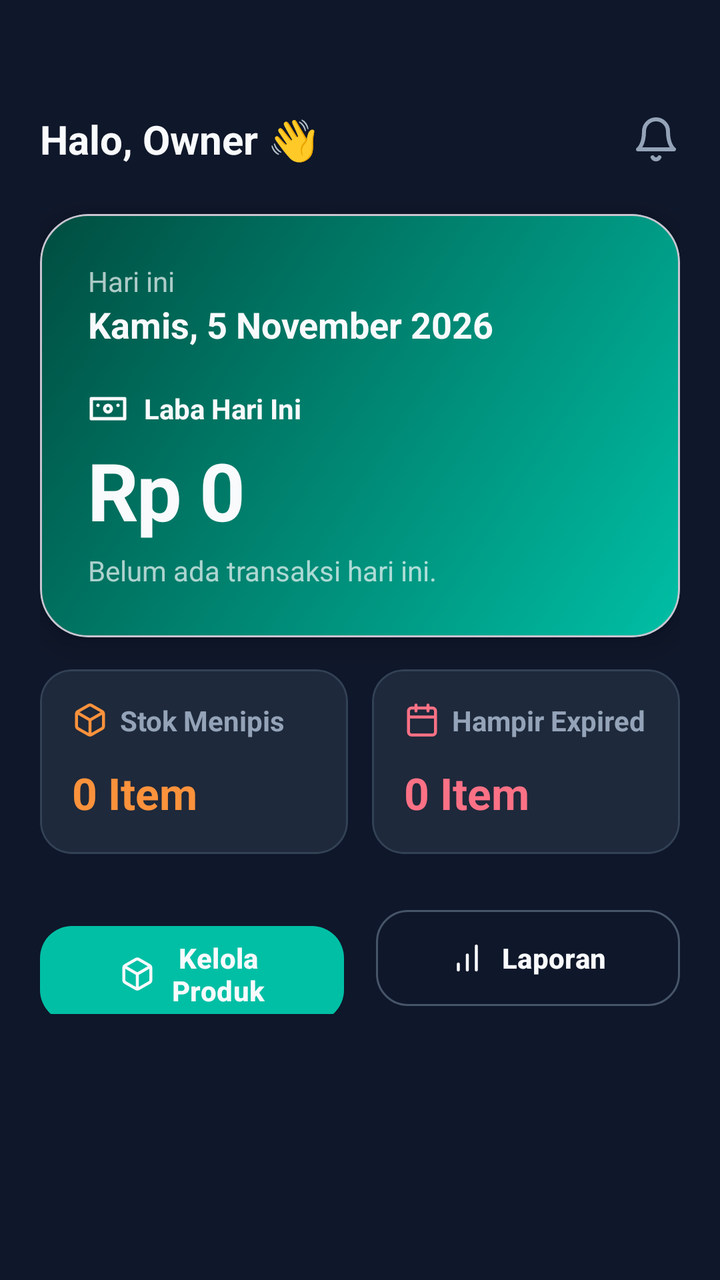
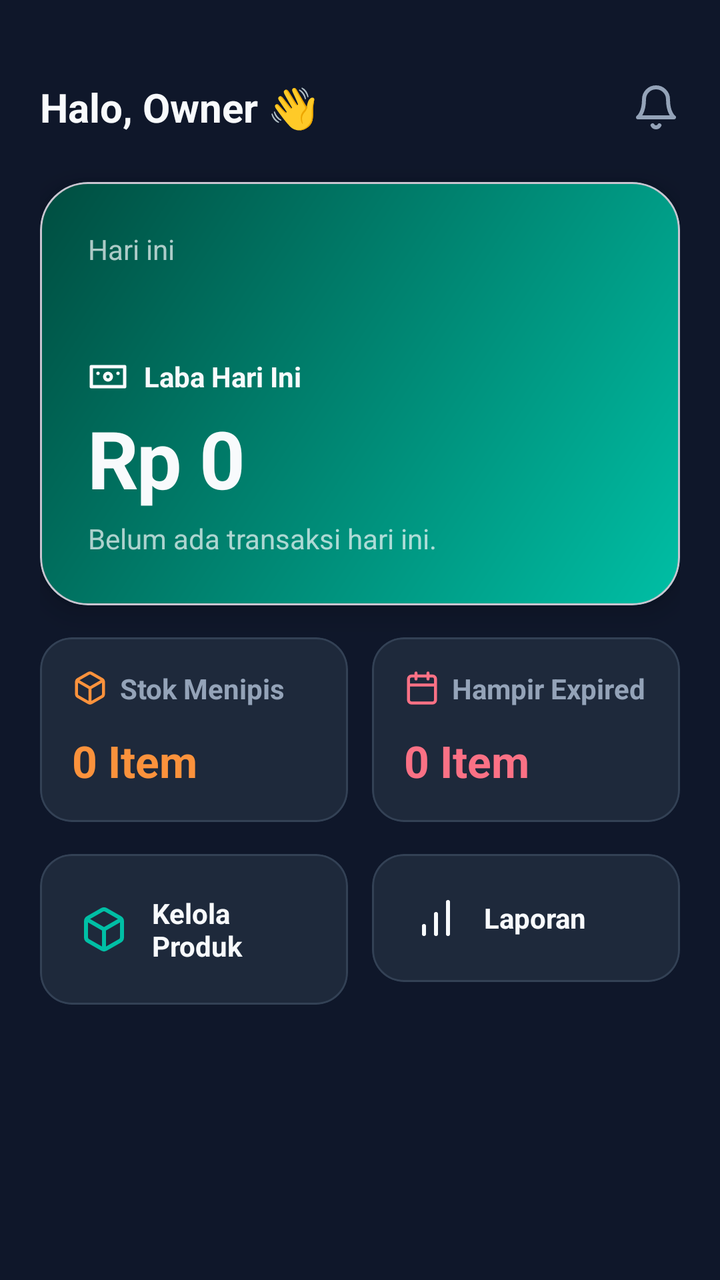

Screens rendered from an Android XML layout before and after an edit, with the pre-edit source and the edit as a unified diff.
<!-- AndroidManifest.xml: application theme Theme.Material3.DayNight.NoActionBar -->
<!-- res/layout/activity_dashboard.xml -->
<?xml version="1.0" encoding="utf-8"?>
<ScrollView xmlns:android="http://schemas.android.com/apk/res/android"
    xmlns:app="http://schemas.android.com/apk/res-auto"
    android:layout_width="match_parent"
    android:layout_height="match_parent"
    android:background="@color/dw_bg"
    android:fillViewport="true">

    <LinearLayout
        android:layout_width="match_parent"
        android:layout_height="wrap_content"
        android:orientation="vertical"
        android:paddingHorizontal="20dp"
        android:paddingTop="24dp"
        android:paddingBottom="24dp">

        
        <androidx.constraintlayout.widget.ConstraintLayout
            android:layout_width="match_parent"
            android:layout_height="wrap_content"
            android:layout_marginTop="32dp"
            android:layout_marginBottom="24dp">

            
            <TextView
                android:id="@+id/tvGreeting"
                style="@style/Text.Header"
                android:layout_width="wrap_content"
                android:layout_height="wrap_content"
                android:text="Halo, Owner 👋"
                app:layout_constraintBottom_toBottomOf="parent"
                app:layout_constraintStart_toStartOf="parent"
                app:layout_constraintTop_toTopOf="parent" />

            <ImageView
                android:layout_width="24dp"
                android:layout_height="24dp"
                android:src="@drawable/ic_lucide_bell"
                app:layout_constraintBottom_toBottomOf="@id/tvGreeting"
                app:layout_constraintEnd_toEndOf="parent"
                app:layout_constraintTop_toTopOf="@id/tvGreeting" />

        </androidx.constraintlayout.widget.ConstraintLayout>

        
        <com.google.android.material.card.MaterialCardView
            android:layout_width="match_parent"
            android:layout_height="wrap_content"
            app:cardBackgroundColor="@android:color/transparent"
            app:cardCornerRadius="24dp"
            app:cardElevation="8dp">

            <LinearLayout
                android:layout_width="match_parent"
                android:layout_height="wrap_content"
                android:background="@drawable/bg_hero_gradient"
                android:orientation="vertical"
                android:padding="24dp">

                <TextView
                    style="@style/Text.Body"
                    android:layout_width="wrap_content"
                    android:layout_height="wrap_content"
                    android:text="Hari ini"
                    android:alpha="0.7" />

                <TextView
                    android:id="@+id/tvDate"
                    style="@style/Text.Header"
                    android:layout_width="wrap_content"
                    android:layout_height="wrap_content"
                    android:textSize="18sp"
                    android:text="Kamis, 5 November 2026"
                    android:layout_marginBottom="20dp" />

                <LinearLayout
                    android:layout_width="wrap_content"
                    android:layout_height="wrap_content"
                    android:orientation="horizontal"
                    android:gravity="center_vertical">
                    
                    <ImageView
                        android:layout_width="20dp"
                        android:layout_height="20dp"
                        android:src="@drawable/ic_lucide_wallet"
                        app:tint="@color/dw_text_primary"
                        android:layout_marginEnd="8dp" />

                    <TextView
                        style="@style/Text.Label"
                        android:layout_width="wrap_content"
                        android:layout_height="wrap_content"
                        android:textColor="@color/dw_text_primary"
                        android:text="Laba Hari Ini" />
                </LinearLayout>

                
                <TextView
                    android:id="@+id/tvProfit"
                    style="@style/Text.Display"
                    android:layout_width="wrap_content"
                    android:layout_height="wrap_content"
                    android:text="Rp 0"
                    android:layout_marginTop="4dp" />

                <TextView
                    android:id="@+id/tvSubInfo"
                    style="@style/Text.Body"
                    android:layout_width="wrap_content"
                    android:layout_height="wrap_content"
                    android:alpha="0.7"
                    android:text="Belum ada transaksi hari ini."
                    android:layout_marginTop="4dp" />

            </LinearLayout>
        </com.google.android.material.card.MaterialCardView>

        
        <GridLayout
            android:layout_width="match_parent"
            android:layout_height="wrap_content"
            android:columnCount="2"
            android:layout_marginTop="16dp">

            <com.google.android.material.card.MaterialCardView
                android:layout_width="0dp"
                android:layout_height="wrap_content"
                android:layout_columnWeight="1"
                android:layout_marginEnd="6dp"
                app:cardBackgroundColor="@color/dw_surface"
                app:cardCornerRadius="16dp"
                app:cardElevation="0dp"
                app:strokeColor="#334155" app:strokeWidth="1dp">
                <LinearLayout
                    android:layout_width="match_parent"
                    android:layout_height="wrap_content"
                    android:orientation="vertical"
                    android:padding="16dp">
                    <LinearLayout
                        android:layout_width="wrap_content"
                        android:layout_height="wrap_content"
                        android:orientation="horizontal" android:gravity="center_vertical">
                        <ImageView android:layout_width="18dp" android:layout_height="18dp"
                            android:src="@drawable/ic_lucide_box" android:layout_marginEnd="6dp" />
                        <TextView style="@style/Text.Label" android:layout_width="wrap_content"
                            android:layout_height="wrap_content" android:text="Stok Menipis" />
                    </LinearLayout>
                    <TextView android:id="@+id/tvLowStock" style="@style/Text.Header"
                        android:layout_width="wrap_content" android:layout_height="wrap_content"
                        android:text="0 Item" android:textColor="#FB923C"
                        android:textSize="22sp" android:layout_marginTop="12dp" />
                </LinearLayout>
            </com.google.android.material.card.MaterialCardView>

            <com.google.android.material.card.MaterialCardView
                android:layout_width="0dp"
                android:layout_height="wrap_content"
                android:layout_columnWeight="1"
                android:layout_marginStart="6dp"
                app:cardBackgroundColor="@color/dw_surface"
                app:cardCornerRadius="16dp"
                app:cardElevation="0dp"
                app:strokeColor="#334155" app:strokeWidth="1dp">
                <LinearLayout
                    android:layout_width="match_parent"
                    android:layout_height="wrap_content"
                    android:orientation="vertical"
                    android:padding="16dp">
                    <LinearLayout
                        android:layout_width="wrap_content"
                        android:layout_height="wrap_content"
                        android:orientation="horizontal" android:gravity="center_vertical">
                        <ImageView android:layout_width="18dp" android:layout_height="18dp"
                            android:src="@drawable/ic_lucide_calendar" android:layout_marginEnd="6dp" />
                        <TextView style="@style/Text.Label" android:layout_width="wrap_content"
                            android:layout_height="wrap_content" android:text="Hampir Expired" />
                    </LinearLayout>
                    <TextView android:id="@+id/tvExpired" style="@style/Text.Header"
                        android:layout_width="wrap_content" android:layout_height="wrap_content"
                        android:text="0 Item" android:textColor="#FB7185"
                        android:textSize="22sp" android:layout_marginTop="12dp" />
                </LinearLayout>
            </com.google.android.material.card.MaterialCardView>
        </GridLayout>

        
        <LinearLayout
            android:layout_width="match_parent"
            android:layout_height="wrap_content"
            android:orientation="horizontal"
            android:layout_marginTop="24dp">
            <com.google.android.material.button.MaterialButton
                android:id="@+id/btnManageProducts"
                android:layout_width="0dp"
                android:layout_height="56dp"
                android:layout_weight="1"
                android:layout_marginEnd="8dp"
                android:text="Kelola Produk"
                android:textColor="@color/dw_text_primary"
                android:textSize="14sp" android:textStyle="bold"
                app:backgroundTint="@color/dw_teal"
                app:cornerRadius="16dp"
                app:icon="@drawable/ic_lucide_box"
                app:iconTint="@color/dw_text_primary"
                app:iconGravity="textStart" />
            <com.google.android.material.button.MaterialButton
                android:layout_width="0dp"
                android:layout_height="56dp"
                android:layout_weight="1"
                android:layout_marginStart="8dp"
                android:text="Laporan"
                android:textColor="@color/dw_text_primary"
                android:textSize="14sp" android:textStyle="bold"
                app:backgroundTint="@android:color/transparent"
                app:strokeColor="#475569"
                app:strokeWidth="1dp"
                app:cornerRadius="16dp"
                app:icon="@drawable/ic_lucide_chart"
                app:iconTint="@color/dw_text_primary"
                app:iconGravity="textStart" />
        </LinearLayout>
    </LinearLayout>
</ScrollView>
<!-- resources referenced by this layout -->
<resources>
  <color name="dw_bg">#0F172A</color>
  <color name="dw_surface">#1E293B</color>
  <color name="dw_teal">#00BFA5</color>
  <color name="dw_text_primary">#F8FAFC</color>
  <!-- drawable bg_hero_gradient (drawable) -->
  <?xml version="1.0" encoding="utf-8"?>
  <shape xmlns:android="http://schemas.android.com/apk/res/android" android:shape="rectangle">
      <gradient android:startColor="#00BFA5" android:endColor="#004D40" android:angle="135" />
      <corners android:radius="24dp" />
  </shape>
  <!-- drawable ic_lucide_bell (drawable) -->
  <vector xmlns:android="http://schemas.android.com/apk/res/android" android:width="24dp" android:height="24dp" android:viewportWidth="24" android:viewportHeight="24">
    <path android:strokeColor="#94A3B8" android:strokeWidth="2" android:strokeLineCap="round" android:strokeLineJoin="round" android:pathData="M6 8a6 6 0 0 1 12 0c0 7 3 9 3 9H3s3-2 3-9M10.3 21a1.94 1.94 0 0 0 3.4 0"/>
  </vector>
  <!-- drawable ic_lucide_box (drawable) -->
  <vector xmlns:android="http://schemas.android.com/apk/res/android" android:width="24dp" android:height="24dp" android:viewportWidth="24" android:viewportHeight="24">
    <path android:strokeColor="#FB923C" android:strokeWidth="2" android:strokeLineCap="round" android:strokeLineJoin="round" android:pathData="M21 16V8a2 2 0 0 0-1-1.73l-7-4a2 2 0 0 0-2 0l-7 4A2 2 0 0 0 3 8v8a2 2 0 0 0 1 1.73l7 4a2 2 0 0 0 2 0l7-4A2 2 0 0 0 21 16z M3.27 6.96L12 12.01l8.73-5.05 M12 22.08V12"/>
  </vector>
  <!-- drawable ic_lucide_calendar (drawable) -->
  <vector xmlns:android="http://schemas.android.com/apk/res/android" android:width="24dp" android:height="24dp" android:viewportWidth="24" android:viewportHeight="24">
    <path android:strokeColor="#FB7185" android:strokeWidth="2" android:strokeLineCap="round" android:strokeLineJoin="round" android:pathData="M19 4H5a2 2 0 0 0-2 2v14a2 2 0 0 0 2 2h14a2 2 0 0 0 2-2V6a2 2 0 0 0-2-2z M16 2v4 M8 2v4 M3 10h18"/>
  </vector>
  <!-- drawable ic_lucide_chart (drawable) -->
  <vector xmlns:android="http://schemas.android.com/apk/res/android" android:width="24dp" android:height="24dp" android:viewportWidth="24" android:viewportHeight="24">
    <path android:strokeColor="#FFFFFF" android:strokeWidth="2" android:strokeLineCap="round" android:strokeLineJoin="round" android:pathData="M12 20V10M18 20V4M6 20v-4"/>
  </vector>
  <!-- drawable ic_lucide_wallet (drawable) -->
  <vector xmlns:android="http://schemas.android.com/apk/res/android" android:width="24dp" android:height="24dp" android:viewportWidth="24" android:viewportHeight="24">
    <path android:strokeColor="#FFFFFF" android:strokeWidth="2" android:strokeLineCap="round" android:strokeLineJoin="round" android:pathData="M2 6h20v12H2z M12 14a2 2 0 1 0 0-4 2 2 0 0 0 0 4z M6 10h.01 M18 10h.01"/>
  </vector>
  <style name="Text.Body" parent="android:Widget.TextView">
          <item name="android:textColor">@color/text_primary</item>
          <item name="android:textSize">14sp</item>
      </style>
  <style name="Text.Display" parent="android:Widget.TextView">
          <item name="android:textColor">@color/text_primary</item>
          <item name="android:textSize">40sp</item>
          <item name="android:textStyle">bold</item>
          <item name="android:letterSpacing">-0.02</item>
      </style>
  <style name="Text.Header" parent="android:Widget.TextView">
          <item name="android:textColor">@color/text_primary</item>
          <item name="android:textSize">20sp</item>
          <item name="android:textStyle">bold</item>
      </style>
  <style name="Text.Label" parent="android:Widget.TextView">
          <item name="android:textColor">@color/text_secondary</item>
          <item name="android:textSize">14sp</item>
          <item name="android:textStyle">bold</item>
      </style>
  <color name="text_primary">#F8FAFC</color>
  <color name="text_secondary">#94A3B8</color>
</resources>

<!-- the commit's change to res/layout/activity_dashboard.xml (unified diff, before → after) -->
@@ -18,10 +18,9 @@
         <androidx.constraintlayout.widget.ConstraintLayout
             android:layout_width="match_parent"
             android:layout_height="wrap_content"
-            android:layout_marginTop="32dp"
+            android:layout_marginTop="16dp"
             android:layout_marginBottom="24dp">
 
-            
             <TextView
                 android:id="@+id/tvGreeting"
                 style="@style/Text.Header"
@@ -70,7 +69,6 @@
                     android:layout_width="wrap_content"
                     android:layout_height="wrap_content"
                     android:textSize="18sp"
-                    android:text="Kamis, 5 November 2026"
                     android:layout_marginBottom="20dp" />
 
                 <LinearLayout
@@ -94,7 +92,6 @@
                         android:text="Laba Hari Ini" />
                 </LinearLayout>
 
-                
                 <TextView
                     android:id="@+id/tvProfit"
                     style="@style/Text.Display"
@@ -122,6 +119,7 @@
             android:columnCount="2"
             android:layout_marginTop="16dp">
 
+            
             <com.google.android.material.card.MaterialCardView
                 android:layout_width="0dp"
                 android:layout_height="wrap_content"
@@ -130,7 +128,8 @@
                 app:cardBackgroundColor="@color/dw_surface"
                 app:cardCornerRadius="16dp"
                 app:cardElevation="0dp"
-                app:strokeColor="#334155" app:strokeWidth="1dp">
+                app:strokeColor="#334155"
+                app:strokeWidth="1dp">
                 <LinearLayout
                     android:layout_width="match_parent"
                     android:layout_height="wrap_content"
@@ -152,6 +151,7 @@
                 </LinearLayout>
             </com.google.android.material.card.MaterialCardView>
 
+            
             <com.google.android.material.card.MaterialCardView
                 android:layout_width="0dp"
                 android:layout_height="wrap_content"
@@ -160,7 +160,8 @@
                 app:cardBackgroundColor="@color/dw_surface"
                 app:cardCornerRadius="16dp"
                 app:cardElevation="0dp"
-                app:strokeColor="#334155" app:strokeWidth="1dp">
+                app:strokeColor="#334155"
+                app:strokeWidth="1dp">
                 <LinearLayout
                     android:layout_width="match_parent"
                     android:layout_height="wrap_content"
@@ -184,40 +185,89 @@
         </GridLayout>
 
         
-        <LinearLayout
-            android:layout_width="match_parent"
-            android:layout_height="wrap_content"
-            android:orientation="horizontal"
-            android:layout_marginTop="24dp">
-            <com.google.android.material.button.MaterialButton
+        <GridLayout
+            android:layout_width="match_parent"
+            android:layout_height="wrap_content"
+            android:columnCount="2"
+            android:layout_marginTop="16dp">
+
+            
+            <com.google.android.material.card.MaterialCardView
                 android:id="@+id/btnManageProducts"
                 android:layout_width="0dp"
-                android:layout_height="56dp"
-                android:layout_weight="1"
-                android:layout_marginEnd="8dp"
-                android:text="Kelola Produk"
-                android:textColor="@color/dw_text_primary"
-                android:textSize="14sp" android:textStyle="bold"
-                app:backgroundTint="@color/dw_teal"
-                app:cornerRadius="16dp"
-                app:icon="@drawable/ic_lucide_box"
-                app:iconTint="@color/dw_text_primary"
-                app:iconGravity="textStart" />
-            <com.google.android.material.button.MaterialButton
-                android:layout_width="0dp"
-                android:layout_height="56dp"
-                android:layout_weight="1"
-                android:layout_marginStart="8dp"
-                android:text="Laporan"
-                android:textColor="@color/dw_text_primary"
-                android:textSize="14sp" android:textStyle="bold"
-                app:backgroundTint="@android:color/transparent"
-                app:strokeColor="#475569"
+                android:layout_height="wrap_content"
+                android:layout_columnWeight="1"
+                android:layout_marginEnd="6dp"
+                app:cardBackgroundColor="@color/dw_surface"
+                app:cardCornerRadius="16dp"
+                app:cardElevation="0dp"
+                app:strokeColor="#334155"
                 app:strokeWidth="1dp"
-                app:cornerRadius="16dp"
-                app:icon="@drawable/ic_lucide_chart"
-                app:iconTint="@color/dw_text_primary"
-                app:iconGravity="textStart" />
-        </LinearLayout>
+                android:clickable="true"
+                android:focusable="true"
+                app:rippleColor="#33FFFFFF">
+                
+                <LinearLayout
+                    android:layout_width="match_parent"
+                    android:layout_height="wrap_content"
+                    android:orientation="horizontal"
+                    android:gravity="center_vertical"
+                    android:padding="20dp">
+                    <ImageView
+                        android:layout_width="24dp"
+                        android:layout_height="24dp"
+                        android:src="@drawable/ic_lucide_box"
+                        app:tint="@color/dw_teal"
+                        android:layout_marginEnd="12dp" />
+                    <TextView
+                        android:layout_width="wrap_content"
+                        android:layout_height="wrap_content"
+                        android:text="Kelola\nProduk"
+                        android:textColor="@color/dw_text_primary"
+                        android:textSize="14sp"
+                        android:textStyle="bold" />
+                </LinearLayout>
+            </com.google.android.material.card.MaterialCardView>
+
+            
+            <com.google.android.material.card.MaterialCardView
+                android:id="@+id/btnLaporan"
+                android:layout_width="0dp"
+                android:layout_height="wrap_content"
+                android:layout_columnWeight="1"
+                android:layout_marginStart="6dp"
+                app:cardBackgroundColor="@color/dw_surface"
+                app:cardCornerRadius="16dp"
+                app:cardElevation="0dp"
+                app:strokeColor="#334155"
+                app:strokeWidth="1dp"
+                android:clickable="true"
+                android:focusable="true"
+                app:rippleColor="#33FFFFFF">
+
+                <LinearLayout
+                    android:layout_width="match_parent"
+                    android:layout_height="wrap_content"
+                    android:orientation="horizontal"
+                    android:gravity="center_vertical"
+                    android:padding="20dp">
+                    <ImageView
+                        android:layout_width="24dp"
+                        android:layout_height="24dp"
+                        android:src="@drawable/ic_lucide_chart"
+                        app:tint="@color/dw_text_primary"
+                        android:layout_marginEnd="12dp" />
+                    <TextView
+                        android:layout_width="wrap_content"
+                        android:layout_height="wrap_content"
+                        android:text="Laporan"
+                        android:textColor="@color/dw_text_primary"
+                        android:textSize="14sp"
+                        android:textStyle="bold" />
+                </LinearLayout>
+            </com.google.android.material.card.MaterialCardView>
+
+        </GridLayout>
+
     </LinearLayout>
 </ScrollView>
